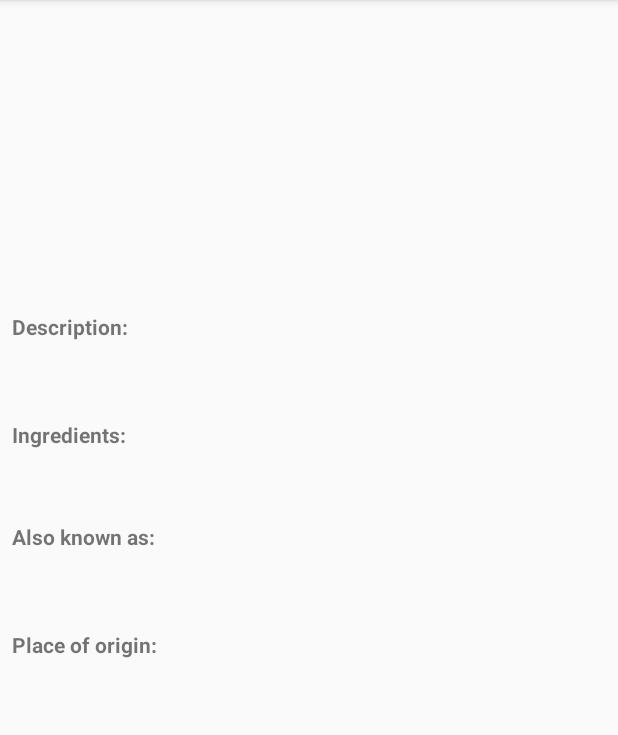
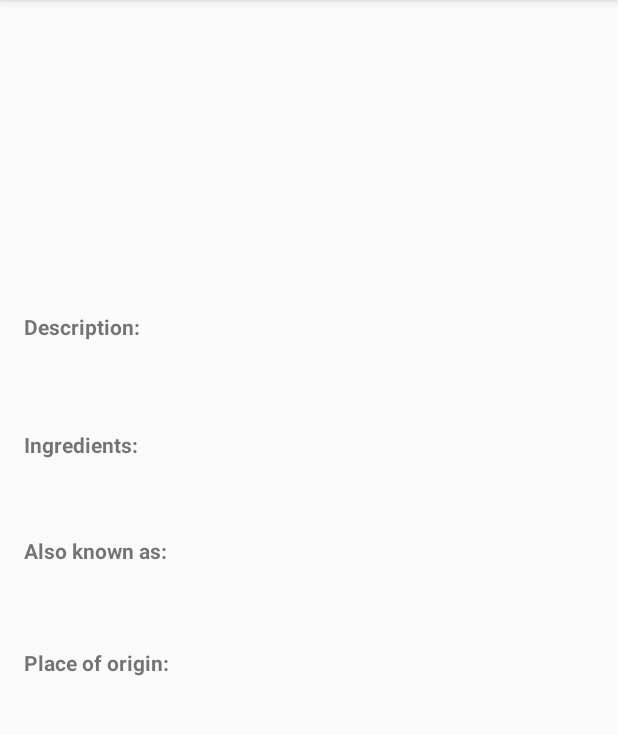
Before and after one commit to ajchrist/sandwich, an Android app: the DetailActivity screen opened directly, with no data from a screen before it, on a phone screen of 412 x 824 dp, the part 84-819 px from its top. Run offline under Robolectric (Android 15) with nearby library versions, the phone set to English and light mode, and no system bars; our stand-ins replace Picasso, data binding; pictures from the network do not load; 1 statement that could not run was skipped.

Commit message:
Added databinding and fixed the layout so that textviews appropriately wrap

```diff
--- a/sandwich-club-starter-code/app/build.gradle
+++ b/sandwich-club-starter-code/app/build.gradle
@@ -16,6 +16,9 @@ android {
             proguardFiles getDefaultProguardFile('proguard-android.txt'), 'proguard-rules.pro'
         }
     }
+    dataBinding {
+        enabled = true
+    }
 }
 
 dependencies {
--- a/sandwich-club-starter-code/app/src/main/res/layout/activity_detail.xml
+++ b/sandwich-club-starter-code/app/src/main/res/layout/activity_detail.xml
@@ -1,28 +1,42 @@
 <?xml version="1.0" encoding="utf-8"?>
-<android.support.constraint.ConstraintLayout xmlns:android="http://schemas.android.com/apk/res/android"
+<layout xmlns:android="http://schemas.android.com/apk/res/android"
     xmlns:app="http://schemas.android.com/apk/res-auto"
     xmlns:tools="http://schemas.android.com/tools"
+
+    tools:context="com.udacity.sandwichclub.DetailActivity">
+    <!-- used https://stackoverflow.com/questions/6674341/how-to-use-scrollview-in-android
+    to remind myself about scrollview-->
+    <ScrollView
         android:layout_width="match_parent"
         android:layout_height="match_parent"
-    tools:context="com.udacity.sandwichclub.DetailActivity">
+        android:fillViewport="true">
+
+        <android.support.constraint.ConstraintLayout
+            android:layout_width="match_parent"
+            android:layout_height="wrap_content">
+
 
             <ImageView
                 android:id="@+id/image_iv"
                 android:layout_width="match_parent"
                 android:layout_height="200dp"
+                android:layout_marginEnd="8dp"
+                android:layout_marginStart="8dp"
                 android:adjustViewBounds="true"
                 android:contentDescription="@string/sandwich_picture_content_description"
                 android:scaleType="centerCrop"
+                app:layout_constraintEnd_toEndOf="parent"
+                app:layout_constraintStart_toStartOf="parent"
                 app:layout_constraintTop_toTopOf="parent" />
 
             <TextView
                 android:id="@+id/origin_tv"
-        android:layout_width="wrap_content"
-        android:layout_height="13dp"
+                android:layout_width="0dp"
+                android:layout_height="19dp"
                 android:layout_marginBottom="8dp"
                 android:layout_marginEnd="8dp"
                 android:layout_marginTop="16dp"
-        android:textSize="12sp"
+                android:textSize="14sp"
                 app:layout_constraintBottom_toBottomOf="parent"
                 app:layout_constraintEnd_toEndOf="parent"
                 app:layout_constraintHorizontal_bias="0.0"
@@ -47,13 +61,11 @@
                 android:id="@+id/textView5"
                 android:layout_width="wrap_content"
                 android:layout_height="wrap_content"
-        android:layout_marginStart="8dp"
                 android:layout_marginTop="20dp"
                 android:text="@string/detail_ingredients_label"
                 android:textStyle="bold"
-        app:layout_constraintStart_toStartOf="parent"
-        app:layout_constraintTop_toBottomOf="@+id/description_tv"
-        android:layout_marginLeft="8dp" />
+                app:layout_constraintStart_toStartOf="@+id/description_tv"
+                app:layout_constraintTop_toBottomOf="@+id/description_tv" />
 
             <TextView
                 android:id="@+id/textView2"
@@ -67,11 +79,11 @@
 
             <TextView
                 android:id="@+id/description_tv"
-        android:layout_width="wrap_content"
+                android:layout_width="0dp"
                 android:layout_height="wrap_content"
                 android:layout_marginEnd="8dp"
-        android:layout_marginTop="16dp"
-        android:textSize="12sp"
+                android:layout_marginTop="20dp"
+                android:textSize="14sp"
                 app:layout_constraintEnd_toEndOf="parent"
                 app:layout_constraintHorizontal_bias="0.0"
                 app:layout_constraintStart_toStartOf="@+id/textView3"
@@ -81,11 +93,11 @@
 
             <TextView
                 android:id="@+id/ingredients_tv"
-        android:layout_width="wrap_content"
+                android:layout_width="0dp"
                 android:layout_height="wrap_content"
                 android:layout_marginEnd="8dp"
                 android:layout_marginTop="20dp"
-        android:textSize="12sp"
+                android:textSize="14sp"
                 app:layout_constraintEnd_toEndOf="parent"
                 app:layout_constraintHorizontal_bias="0.0"
                 app:layout_constraintStart_toStartOf="@+id/textView5"
@@ -95,11 +107,11 @@
 
             <TextView
                 android:id="@+id/also_known_tv"
-        android:layout_width="wrap_content"
+                android:layout_width="0dp"
                 android:layout_height="wrap_content"
                 android:layout_marginEnd="8dp"
                 android:layout_marginTop="16dp"
-        android:textSize="12sp"
+                android:textSize="14sp"
                 app:layout_constraintEnd_toEndOf="parent"
                 app:layout_constraintHorizontal_bias="0.0"
                 app:layout_constraintStart_toStartOf="@+id/textView4"
@@ -111,12 +123,14 @@
                 android:id="@+id/textView3"
                 android:layout_width="wrap_content"
                 android:layout_height="wrap_content"
+                android:layout_marginLeft="8dp"
                 android:layout_marginStart="8dp"
                 android:layout_marginTop="8dp"
                 android:text="@string/detail_description_label"
                 android:textStyle="bold"
                 app:layout_constraintStart_toStartOf="@+id/image_iv"
-        app:layout_constraintTop_toBottomOf="@+id/image_iv"
-        android:layout_marginLeft="8dp" />
+                app:layout_constraintTop_toBottomOf="@+id/image_iv" />
 
         </android.support.constraint.ConstraintLayout>
+    </ScrollView>
+</layout>
```
Also changed, not shown: sandwich-club-starter-code/app/src/main/java/com/udacity/sandwichclub/DetailActivity.java (+13 -19 lines). Lines whose indentation alone changed are shown as unchanged.
